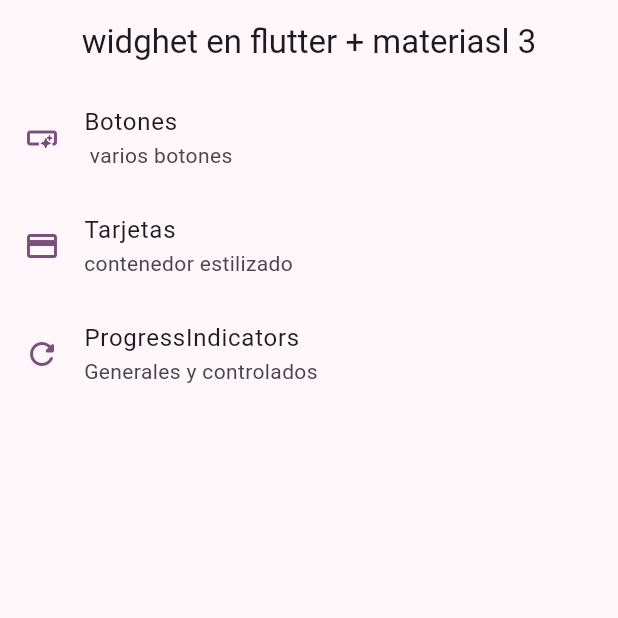
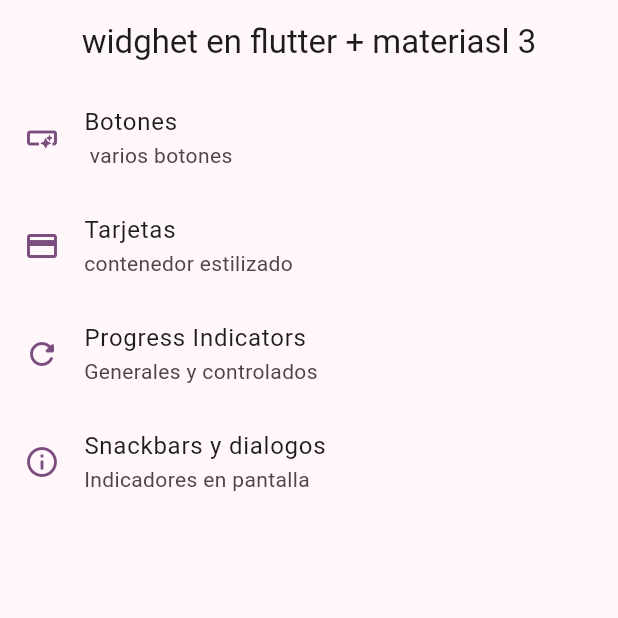
Before and after one commit to Taoista/widget_app, a Flutter app: the screen it shows after launch, on a phone screen of 412 x 824 dp, the top half of it. Run offline on Flutter 3.47's test engine with Material 2 defaults, Android fonts, the phone set to English and light mode, and no system bars; our stand-ins replace go_router.

Commit message:
stanabard dialog terminados

```diff
--- a/lib/config/router/app_router.dart
+++ b/lib/config/router/app_router.dart
@@ -24,5 +24,10 @@ final appRouter = GoRouter(
       path: "/progress",
       builder: ((context, state) => const ProgressScreeen()),
     ),
+    GoRoute(
+      name: SnackbardScreen.name,
+      path: "/snakbars",
+      builder: ((context, state) => const SnackbardScreen()),
+    ),
   ],
 );
--- a/lib/config/theme/menu/menu_items.dart
+++ b/lib/config/theme/menu/menu_items.dart
@@ -28,11 +28,17 @@ const appMenuItem = <MenuItem>[
     icon: Icons.credit_card,
   ),
   MenuItem(
-    title: 'ProgressIndicators',
+    title: 'Progress Indicators',
     subTitle: "Generales y controlados",
     link: '/progress',
     icon: Icons.refresh_rounded,
   ),
+  MenuItem(
+    title: 'Snackbars y dialogos',
+    subTitle: "Indicadores en pantalla",
+    link: '/snakbars',
+    icon: Icons.info_outline,
+  ),
 ];
 
 //
--- a/lib/main.dart
+++ b/lib/main.dart
@@ -12,6 +12,7 @@ class MainApp extends StatelessWidget {
   @override
   Widget build(BuildContext context) {
     return MaterialApp.router(
+      title: 'Flutter Widhgets',
       routerConfig: appRouter,
       debugShowCheckedModeBanner: false,
       theme: AppTheme(selectedColor: 4).getTheem(),
```
Also changed, not shown: lib/presentation/screens/snackbar/snackbar_screen.dart (+63 -1 lines).
